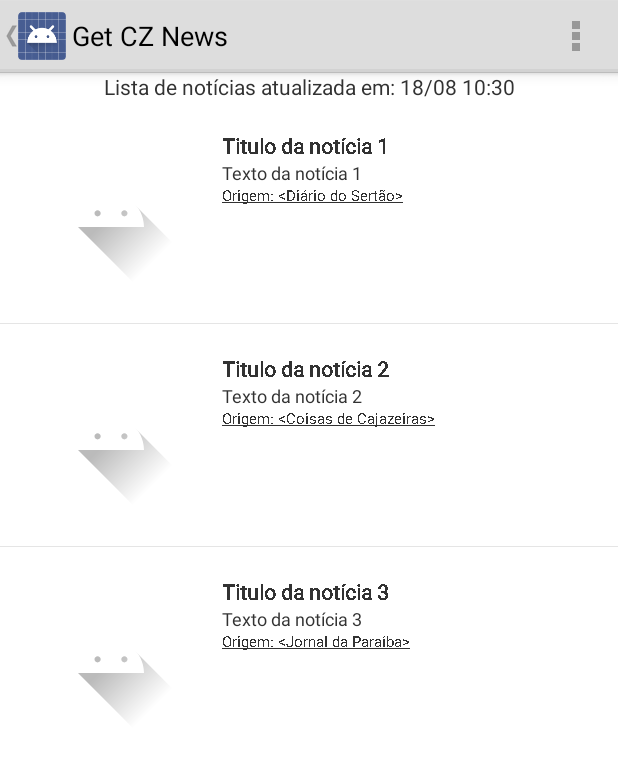
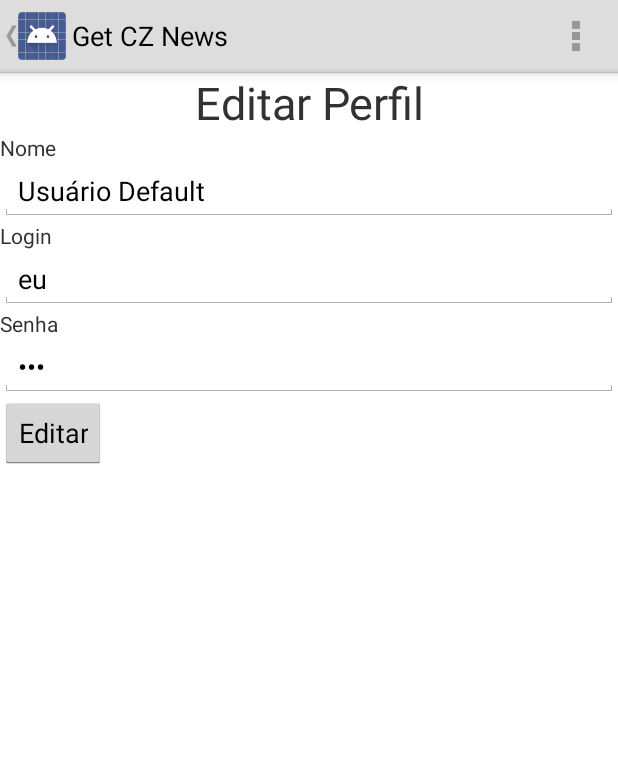
Before and after one commit to antonioads2017/GetNewsCZ, an Android app: the screen it shows after launch (TelaPrincipal before the commit, TelaEditarPerfil after it), in the options menu, after a tap on "Modificar Dados", on a phone screen of 412 x 824 dp. Shown: the top 758 px of the screen. Run offline under Robolectric (Android 15) with nearby library versions, the phone set to English and light mode, and no system bars; our stand-ins replace Picasso; pictures from the network do not load.

Commit message:
Implementando a edição do perfil

```diff
--- a/getCzNew/app/src/main/AndroidManifest.xml
+++ b/getCzNew/app/src/main/AndroidManifest.xml
@@ -23,6 +23,7 @@
         <activity android:name=".screens.TelaPrincipal"/>
         <activity android:name=".screens.TelaCadastro"/>
         <activity android:name=".screens.TelaVerNoticia"/>
+        <activity android:name=".screens.TelaEditarPerfil"/>
 
     </application>
 
--- /dev/null
+++ b/getCzNew/app/src/main/java/com/example/getcznews/screens/TelaEditarPerfil.java
@@ -0,0 +1,85 @@
+package com.example.getcznews.screens;
+
+import android.content.Intent;
+import android.graphics.Color;
+import android.os.Bundle;
+import android.support.annotation.Nullable;
+import android.text.method.PasswordTransformationMethod;
+import android.view.Gravity;
+import android.view.View;
+import android.widget.Button;
+import android.widget.LinearLayout;
+import android.widget.TextView;
+import android.widget.Toast;
+
+import com.example.getcznews.TextEdit;
+import com.example.getcznews.domain.Usuario;
+
+public class TelaEditarPerfil extends  TelaModeloAtivo {
+
+    public TelaEditarPerfil() {}
+
+    @Override
+    protected void onCreate(@Nullable Bundle savedInstanceState) {
+        super.onCreate(savedInstanceState);
+
+        //TITULO
+        TextView tvTitulo = new TextView(getRoot().getContext());
+        tvTitulo.setText("Editar Perfil");
+        tvTitulo.setTextSize(30);
+        tvTitulo.setGravity(Gravity.CENTER_HORIZONTAL);
+        getRoot().addView(tvTitulo);
+
+        //NOME
+        final TextEdit tvNome = new TextEdit(this,getRoot(),"Nome");
+        tvNome.getEt().setText(usuarioService.getUsuarioLogado().getNome());
+
+        //LOGIN
+        final TextEdit tvLogin = new TextEdit(this,getRoot(),"Login");
+        tvLogin.getEt().setText(usuarioService.getUsuarioLogado().getLogin());
+
+        //SENHA
+        final TextEdit tvSenha = new TextEdit(this,getRoot(),"Senha");
+        tvSenha.getEt().setTransformationMethod(new PasswordTransformationMethod());
+        tvSenha.getEt().setText(usuarioService.getUsuarioLogado().getSenha());
+
+        //LAYOUT DOS BOTÕES
+        LinearLayout llBotoes = new LinearLayout(getRoot().getContext());
+        llBotoes.setLayoutParams(
+                new LinearLayout.LayoutParams(
+                        LinearLayout.LayoutParams.WRAP_CONTENT,
+                        LinearLayout.LayoutParams.WRAP_CONTENT
+                )
+        );
+        getRoot().addView(llBotoes);
+
+        Button btCadastrar = new Button(llBotoes.getContext());
+        btCadastrar.setText("Editar");
+        btCadastrar.setOnClickListener(new View.OnClickListener() {
+            @Override
+            public void onClick(View view) {
+                editarUsuario(
+                        tvNome.getValue(),
+                        tvLogin.getValue(),
+                        tvSenha.getValue());
+            }
+        });
+
+        llBotoes.addView(btCadastrar);
+    }
+
+
+    private void editarUsuario(String nome, String login, String senha){
+
+       if (usuarioService.editarUsuario(nome,login,senha)) {
+            Toast.makeText(this, "Edição do cadastro realizado com sucesso.", Toast.LENGTH_LONG).show();
+            startActivity(
+                    new Intent(this, TelaPrincipal.class)
+            );
+        } else {
+            Toast.makeText(this, "Não foi possível realziar a edição do cadastro.", Toast.LENGTH_LONG).show();
+        }
+    }
+
+
+}
--- a/getCzNew/app/src/main/java/com/example/getcznews/screens/TelaModeloAtivo.java
+++ b/getCzNew/app/src/main/java/com/example/getcznews/screens/TelaModeloAtivo.java
@@ -1,7 +1,10 @@
 package com.example.getcznews.screens;
 
 import android.app.ActionBar;
+import android.app.AlertDialog;
+import android.content.DialogInterface;
 import android.content.Intent;
+import android.opengl.EGLExt;
 import android.os.Bundle;
 import android.support.annotation.Nullable;
 import android.view.Menu;
@@ -98,6 +101,7 @@ public abstract class TelaModeloAtivo extends TelaPadrao{
                 break;
             case ITEM_INDEX_MODIFICAR_DADOS:
                 Toast.makeText(this, "Modificar Dados",Toast.LENGTH_SHORT).show();
+                onEditarPerfil();
                 break;
             case ITEM_INDEX_DESATIVAR_PERFIL:
                 Toast.makeText(this, "Desativar Perfil",Toast.LENGTH_SHORT).show();
@@ -112,10 +116,28 @@ public abstract class TelaModeloAtivo extends TelaPadrao{
     }
 
     private void onDesativarPerfil() {
-        usuarioService.desativarPerfil();
-        redirecionar();
+
+        new AlertDialog.Builder(this)
+            .setIcon(android.R.drawable.ic_dialog_alert)
+                .setTitle("Desativar Usuário")
+                .setMessage("Deseja desativar o usuário:\n " + usuarioService.getUsuarioLogado().getNome())
+                .setPositiveButton("Sim", new DialogInterface.OnClickListener() {
+                    @Override
+                    public void onClick(DialogInterface dialogInterface, int i) {
+                        usuarioService.desativarPerfil();
+                        redirecionar();
+                    }
+                })
+                .setNegativeButton("Não",null)
+                .show();
     }
 
+
+    private  void onEditarPerfil(){
+        startActivity(
+                new Intent(this, TelaEditarPerfil.class)
+        );
+    }
 
     private void onLogoff(){
         usuarioService.sair();
--- a/getCzNew/app/src/main/java/com/example/getcznews/services/feed/FeedParaNoticias.java
+++ b/getCzNew/app/src/main/java/com/example/getcznews/services/feed/FeedParaNoticias.java
@@ -12,8 +12,6 @@ import java.io.InputStreamReader;
 import java.net.HttpURLConnection;
 import java.net.URL;
 import java.util.List;
-
-import javax.net.ssl.HttpsURLConnection;
 
 public abstract class FeedParaNoticias {
     private List<Noticia> noticias;
```
Also changed, not shown: getCzNew/app/src/main/java/com/example/getcznews/services/UsuarioService.java (+23 -0 lines).
